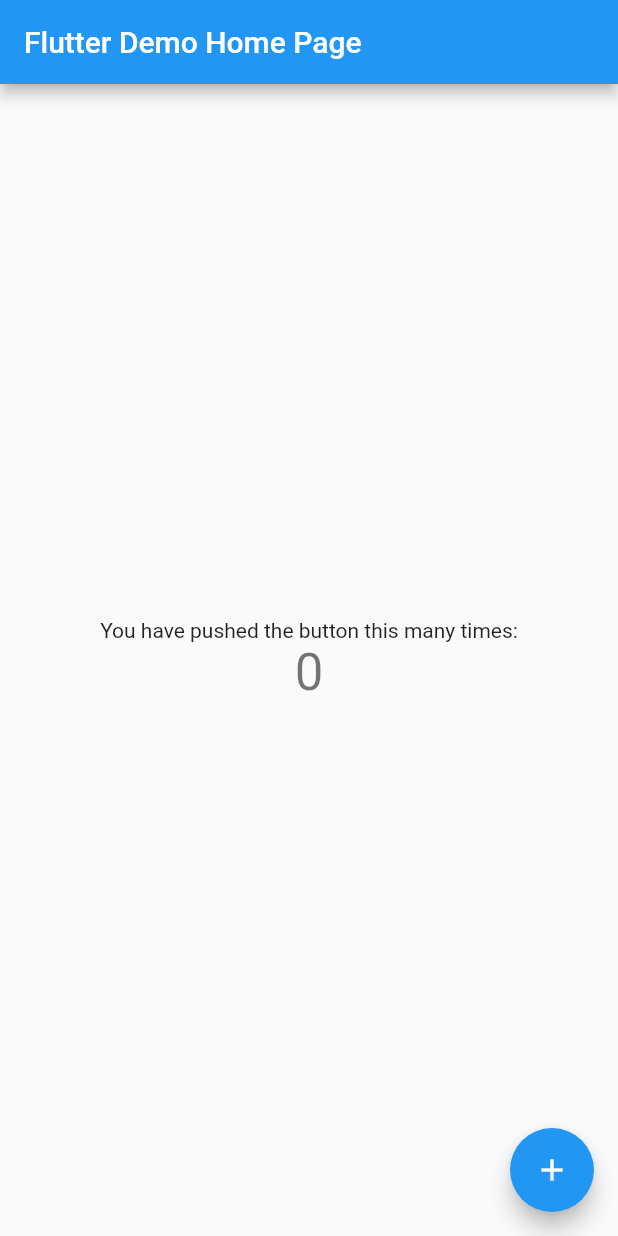
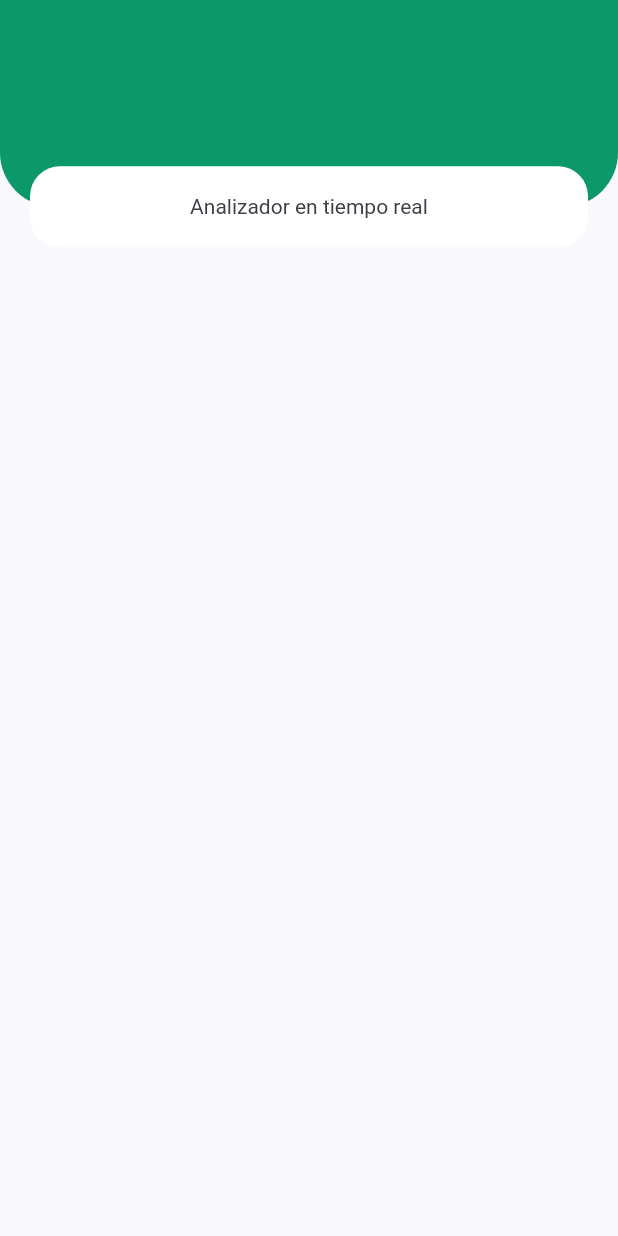
Before and after one commit to p-jacobo2012240/AI-Real-Time-Recognition, a Flutter app: the screen it shows after launch, on a phone screen of 412 x 824 dp. Run offline on Flutter 3.47's test engine with Material 2 defaults, Android fonts, the light colour scheme and no system bars.

Commit message:
the layout of the application was implemented

```diff
--- /dev/null
+++ b/lib/constants.dart
@@ -0,0 +1,8 @@
+import 'package:flutter/material.dart';
+
+//Colors that we use in this app
+const kPrimaryColor = Color(0xFF0C9869);
+const kTextColor = Color(0xFF3C4046);
+const kBackgroudColor = Color(0xFFF9F8FD);
+
+const double kDefaultPadding = 20.0;
--- a/lib/main.dart
+++ b/lib/main.dart
@@ -1,4 +1,6 @@
 import 'package:flutter/material.dart';
+import 'package:ia_recognition/constants.dart';
+import 'package:ia_recognition/screens/home/components/home_screen.dart';
 
 void main() {
   runApp(const MyApp());
@@ -11,105 +13,13 @@
   @override
   Widget build(BuildContext context) {
     return MaterialApp(
-      title: 'Real time recognition',
-      theme: ThemeData(
-        // This is the theme of your application.
-        //
-        // Try running your application with "flutter run". You'll see the
-        // application has a blue toolbar. Then, without quitting the app, try
-        // changing the primarySwatch below to Colors.green and then invoke
-        // "hot reload" (press "r" in the console where you ran "flutter run",
-        // or simply save your changes to "hot reload" in a Flutter IDE).
-        // Notice that the counter didn't reset back to zero; the application
-        // is not restarted.
-        primarySwatch: Colors.blue,
-      ),
-      home: const MyHomePage(title: 'Flutter Demo Home Page'),
-    );
+        debugShowCheckedModeBanner: false,
+        title: 'Realtime Processing',
+        theme: ThemeData(
+            scaffoldBackgroundColor: kBackgroudColor,
+            primaryColor: kPrimaryColor,
+            textTheme: Theme.of(context).textTheme.apply(bodyColor: kTextColor),
+            visualDensity: VisualDensity.adaptivePlatformDensity),
+        home: HomeScreen());
   }
 }
-
-class MyHomePage extends StatefulWidget {
-  const MyHomePage({Key? key, required this.title}) : super(key: key);
-
-  // This widget is the home page of your application. It is stateful, meaning
-  // that it has a State object (defined below) that contains fields that affect
-  // how it looks.
-
-  // This class is the configuration for the state. It holds the values (in this
-  // case the title) provided by the parent (in this case the App widget) and
-  // used by the build method of the State. Fields in a Widget subclass are
-  // always marked "final".
-
-  final String title;
-
-  @override
-  State<MyHomePage> createState() => _MyHomePageState();
-}
-
-class _MyHomePageState extends State<MyHomePage> {
-  int _counter = 0;
-
-  void _incrementCounter() {
-    setState(() {
-      // This call to setState tells the Flutter framework that something has
-      // changed in this State, which causes it to rerun the build method below
-      // so that the display can reflect the updated values. If we changed
-      // _counter without calling setState(), then the build method would not be
-      // called again, and so nothing would appear to happen.
-      _counter++;
-    });
-  }
-
-  @override
-  Widget build(BuildContext context) {
-    // This method is rerun every time setState is called, for instance as done
-    // by the _incrementCounter method above.
-    //
-    // The Flutter framework has been optimized to make rerunning build methods
-    // fast, so that you can just rebuild anything that needs updating rather
-    // than having to individually change instances of widgets.
-    return Scaffold(
-      appBar: AppBar(
-        // Here we take the value from the MyHomePage object that was created by
-        // the App.build method, and use it to set our appbar title.
-        title: Text(widget.title),
-      ),
-      body: Center(
-        // Center is a layout widget. It takes a single child and positions it
-        // in the middle of the parent.
-        child: Column(
-          // Column is also a layout widget. It takes a list of children and
-          // arranges them vertically. By default, it sizes itself to fit its
-          // children horizontally, and tries to be as tall as its parent.
-          //
-          // Invoke "debug painting" (press "p" in the console, choose the
-          // "Toggle Debug Paint" action from the Flutter Inspector in Android
-          // Studio, or the "Toggle Debug Paint" command in Visual Studio Code)
-          // to see the wireframe for each widget.
-          //
-          // Column has various properties to control how it sizes itself and
-          // how it positions its children. Here we use mainAxisAlignment to
-          // center the children vertically; the main axis here is the vertical
-          // axis because Columns are vertical (the cross axis would be
-          // horizontal).
-          mainAxisAlignment: MainAxisAlignment.center,
-          children: <Widget>[
-            const Text(
-              'You have pushed the button this many times:',
-            ),
-            Text(
-              '$_counter',
-              style: Theme.of(context).textTheme.headline4,
-            ),
-          ],
-        ),
-      ),
-      floatingActionButton: FloatingActionButton(
-        onPressed: _incrementCounter,
-        tooltip: 'Increment',
-        child: const Icon(Icons.add),
-      ), // This trailing comma makes auto-formatting nicer for build methods.
-    );
-  }
-}
--- /dev/null
+++ b/lib/screens/home/components/body.dart
@@ -0,0 +1,43 @@
+import 'package:flutter/cupertino.dart';
+import 'package:flutter/material.dart';
+import 'package:ia_recognition/constants.dart';
+
+class Body extends StatelessWidget {
+  const Body({Key? key}) : super(key: key);
+
+  @override
+  Widget build(BuildContext context) {
+    Size size = MediaQuery.of(context).size;
+    return Column(
+      children: <Widget>[
+        Container(
+          height: size.height * 0.2,
+          child: Stack(children: <Widget>[
+            Container(
+              height: size.height * 0.2 - 27,
+              decoration: const BoxDecoration(
+                  color: kPrimaryColor,
+                  borderRadius: BorderRadius.only(
+                      bottomLeft: Radius.circular(36),
+                      bottomRight: Radius.circular(36))),
+            ),
+            Positioned(
+                bottom: 0,
+                left: 0,
+                right: 0,
+                child: Container(
+                    margin:
+                        const EdgeInsets.symmetric(horizontal: kDefaultPadding),
+                    height: 54,
+                    decoration: BoxDecoration(
+                        color: Colors.white,
+                        borderRadius: BorderRadius.circular(20)),
+                    child: const Center(
+                        child: Text("Analizador en tiempo real",
+                            textAlign: TextAlign.center))))
+          ]),
+        )
+      ],
+    );
+  }
+}
--- /dev/null
+++ b/lib/screens/home/components/home_screen.dart
@@ -0,0 +1,13 @@
+import 'package:flutter/material.dart';
+import 'package:ia_recognition/screens/home/components/body.dart';
+
+class HomeScreen extends StatelessWidget {
+  const HomeScreen({Key? key}) : super(key: key);
+
+  @override
+  Widget build(BuildContext context) {
+    return const Scaffold(
+      body: Body(),
+    );
+  }
+}
```
